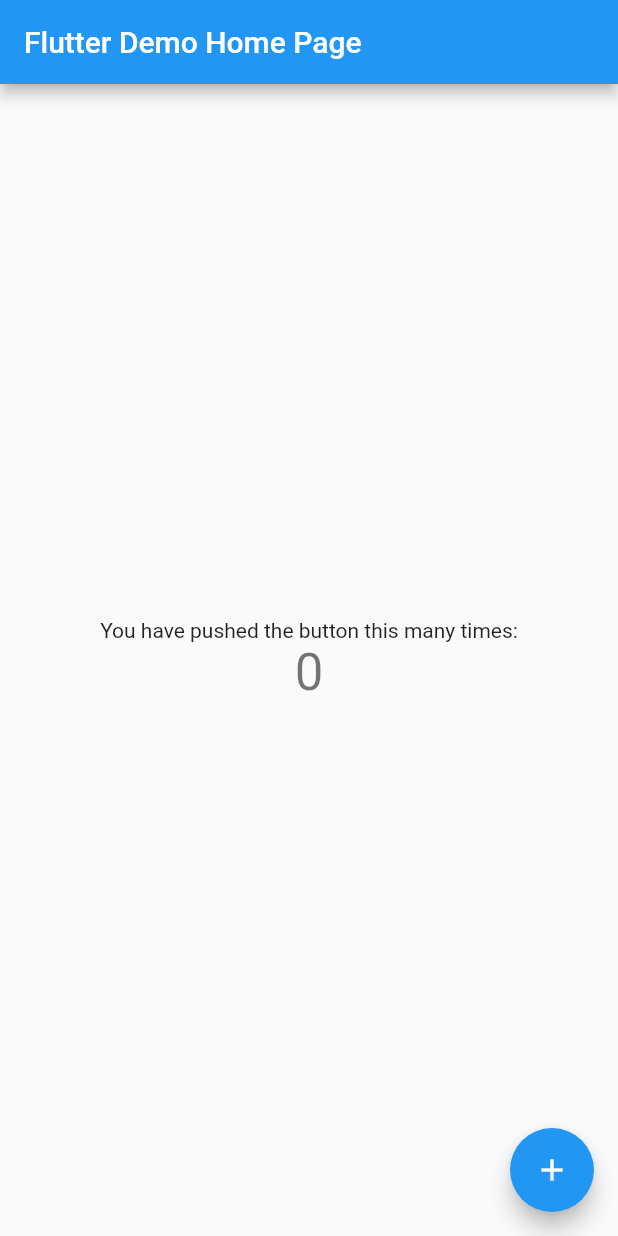
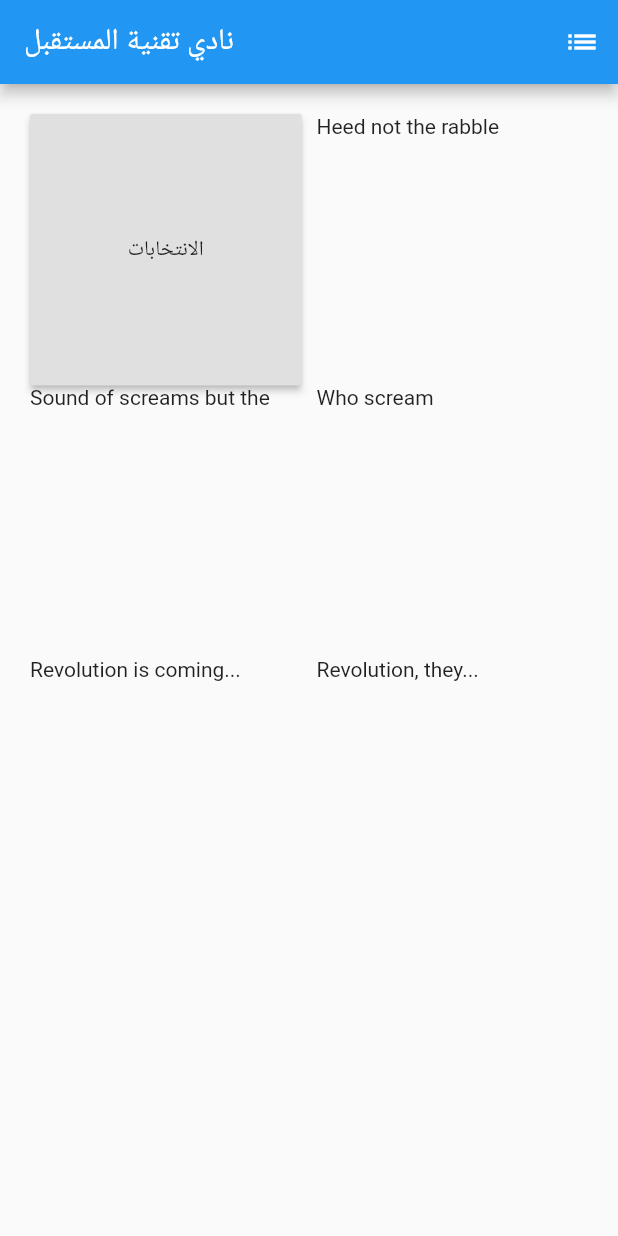
Before and after one commit to WadhahEssam/ftc_flutter_hackathon, a Flutter app: the screen it shows after launch, on a phone screen of 412 x 824 dp. Run offline on Flutter 3.47's test engine with Material 2 defaults, Android fonts, the phone set to English and light mode, and no system bars.

Commit message:
upload first

```diff
--- a/lib/main.dart
+++ b/lib/main.dart
@@ -9,21 +9,60 @@ class MyApp extends StatelessWidget {
     return MaterialApp(
       title: 'Flutter Demo',
       theme: ThemeData(
-        // This is the theme of your application.
-        //
-        // Try running your application with "flutter run". You'll see the
-        // application has a blue toolbar. Then, without quitting the app, try
-        // changing the primarySwatch below to Colors.green and then invoke
-        // "hot reload" (press "r" in the console where you ran "flutter run",
-        // or simply save your changes to "hot reload" in a Flutter IDE).
-        // Notice that the counter didn't reset back to zero; the application
-        // is not restarted.
         primarySwatch: Colors.blue,
       ),
-      home: MyHomePage(title: 'Flutter Demo Home Page'),
+      home: HomePage(),
     );
   }
 }
+
+class HomePage extends StatefulWidget {
+  HomePageState createState() => HomePageState();
+}
+
+class HomePageState extends State<HomePage> {
+  @override
+  Widget build(BuildContext context) {
+    return Scaffold(
+      appBar: AppBar(
+        title: Text('نادي تقنية المستقبل'),
+        actions: <Widget>[IconButton(icon: const Icon(Icons.list), onPressed: _pushSaved,)],
+      ),
+      body: _buildMainButtons(),
+    );
+  }
+
+  _pushSaved() {
+
+  }
+
+
+
+  Widget _buildMainButtons() {
+    return GridView.count(
+      primary: false,
+      padding: const EdgeInsets.all(20.0),
+      crossAxisSpacing: 10.0,
+      crossAxisCount: 2,
+      children: <Widget>[
+        RaisedButton(onPressed: _pushSaved, child: Text('الانتخابات')),
+        const Text('Heed not the rabble'),
+        const Text('Sound of screams but the'),
+        const Text('Who scream'),
+        const Text('Revolution is coming...'),
+        const Text('Revolution, they...'),
+      ],
+    );
+  }
+
+  // Widget _homeButton() {
+  //   return MaterialButton
+  // }
+
+
+}
+
+
 
 class MyHomePage extends StatefulWidget {
   MyHomePage({Key key, this.title}) : super(key: key);
```
Also changed, not shown: 1 other file.
